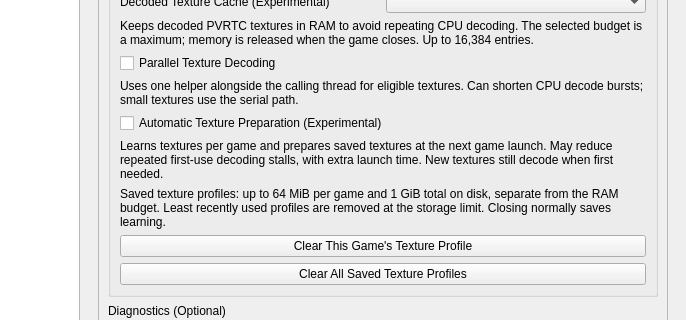
Qt form vita3k/gui-qt/src/settings_dialog.ui (zipkindev/Vita3K) before a commit; both pictures show x 94 to 780 and y 174 to 494 of the 780 by 912 pixel window.
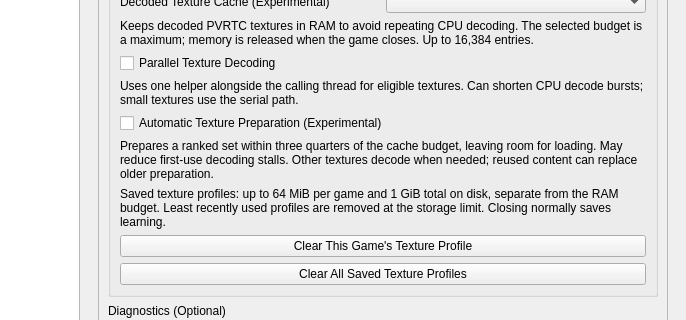
The same form after that commit. The open tabs and pages were chosen to show the change.

Commit message: Prepare a retention-sized texture set and gate retained admissions by value

What changed in the file:
```diff
--- a/vita3k/gui-qt/src/settings_dialog.ui
+++ b/vita3k/gui-qt/src/settings_dialog.ui
@@ -1208,7 +1208,7 @@
                 <item>
                  <widget class="QLabel" name="automatic_texture_preparation_description">
                   <property name="text">
-                   <string>Learns textures per game and prepares saved textures at the next game launch. May reduce repeated first-use decoding stalls, with extra launch time. New textures still decode when first needed.</string>
+                   <string>Prepares a ranked set within three quarters of the cache budget, leaving room for loading. May reduce first-use decoding stalls. Other textures decode when needed; reused content can replace older preparation.</string>
                   </property>
                   <property name="wordWrap">
                    <bool>true</bool>
```
Left out of the diff: 2 changed lines with no effect on the pictures. The commit also changes 11 other files.
